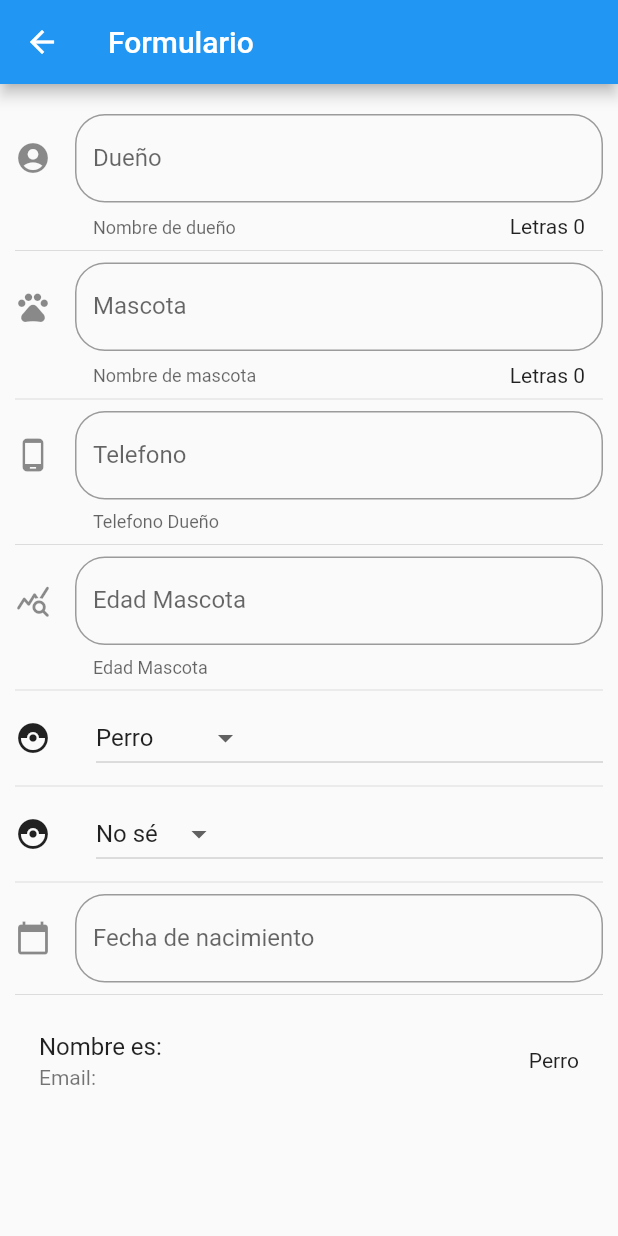
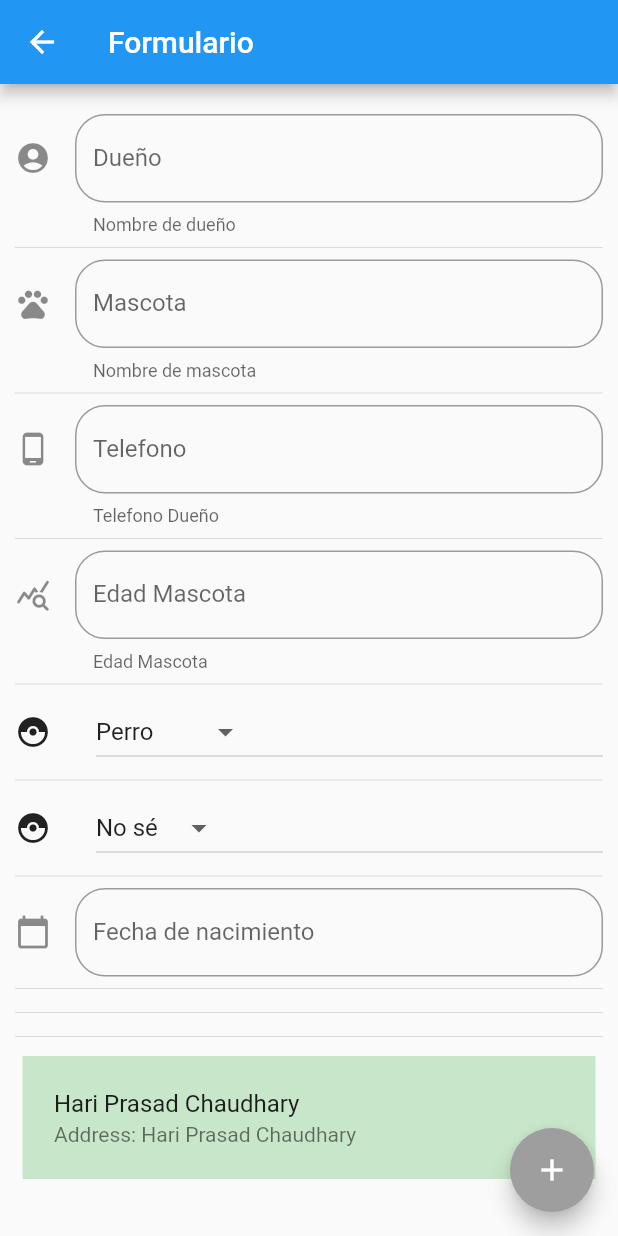
Before and after one commit to Erick1994Intecap/PrograVIII_parcial, a Flutter app: the InputPage screen opened by its route, on a phone screen of 412 x 824 dp. Run offline on Flutter 3.47's test engine with Material 2 defaults, Android fonts, the phone set to English and light mode, and no system bars.

Commit message:
Cambio
Cambio Final

```diff
--- a/lib/src/pages/input_page.dart
+++ b/lib/src/pages/input_page.dart
@@ -1,3 +1,5 @@
+import 'dart:async';
+
 import 'package:flutter/material.dart';
 
 class InputPage extends StatefulWidget {
@@ -10,6 +12,8 @@ class _InputPageState extends State<InputPage> {
   String _email = '';
   String _fecha = '';
 
+  bool _isLoading = false;
+
   String _opcionSeleccionada = 'Perro';
   String _sexoSeleccionado = 'No sé';
 
@@ -17,6 +21,33 @@ class _InputPageState extends State<InputPage> {
   List<String> _sexo = ['Macho', 'Hembra', 'No sé'];
 
   TextEditingController _inputFieldDateController = new TextEditingController();
+  final TextEditingController _duenioController = TextEditingController();
+  final TextEditingController _mascotaController = TextEditingController();
+  final TextEditingController _telDuenioController = TextEditingController();
+  final TextEditingController _edadMascotaController = TextEditingController();
+
+  List<String> strs = ["Hari Prasad Chaudhary"];
+
+  ScrollController _scrollController = new ScrollController();
+
+  @override
+  void initState() {
+    super.initState();
+
+    _scrollController.addListener(() {
+      if (_scrollController.position.pixels ==
+          _scrollController.position.maxScrollExtent) {
+        // _agregar10();
+        fetchData();
+      }
+    });
+  }
+
+  @override
+  void dispose() {
+    super.dispose();
+    _scrollController.dispose();
+  }
 
   @override
   Widget build(BuildContext context) {
@@ -26,18 +57,88 @@ class _InputPageState extends State<InputPage> {
       ),
       body: ListView(
         padding: EdgeInsets.symmetric(horizontal: 10.0, vertical: 20.0),
+        children: <Widget>[_crearForm(), Divider(), _listaPrueba()],
+      ),
+      floatingActionButton: FloatingActionButton(
+          child: const Icon(Icons.add),
+          backgroundColor: Colors.grey,
+          onPressed: () {
+            _boton();
+          }),
+    );
+  }
+
+  Widget _listaPrueba() {
+    return Column(
+        children: strs.map((userone) {
+      return Container(
+        child: ListTile(
+          title: Text(userone),
+          subtitle: Text("Address: " + userone),
+        ),
+        margin: EdgeInsets.all(5),
+        padding: EdgeInsets.all(5),
+        color: Colors.green[100],
+      );
+    }).toList());
+  }
+
+  Future<Null> fetchData() async {
+    _isLoading = true;
+    setState(() {});
+
+    final duration = new Duration(seconds: 2);
+    return new Timer(duration, respuestaHTTP);
+  }
+
+  void respuestaHTTP() {
+    _isLoading = false;
+
+    _scrollController.animateTo(_scrollController.position.pixels + 100,
+        curve: Curves.fastOutSlowIn, duration: Duration(milliseconds: 250));
+  }
+
+  void _limpiar() {
+    _duenioController.clear();
+    _mascotaController.clear();
+    _inputFieldDateController.clear();
+    _edadMascotaController.clear();
+    _telDuenioController.clear();
+  }
+
+  Widget _boton() {
+    return Row(mainAxisAlignment: MainAxisAlignment.end, children: <Widget>[
+      SizedBox(width: 30),
+      FloatingActionButton(
+          onPressed: _mensaje(),
+          child: Icon(Icons.exposure_zero),
+          backgroundColor: Colors.grey),
+      Expanded(child: SizedBox())
+    ]);
+  }
+
+  _mensaje() {
+    print("Estamos mal");
+    setState(() {
+      strs.add(_duenioController.text);
+      _limpiar();
+    });
+  }
+
+  Widget _crearForm() {
+    return Column(
       children: <Widget>[
         _crearInput('Nombre de dueño', 'Dueño', 'Nombre de dueño',
-              Icon(Icons.account_circle)),
+            Icon(Icons.account_circle), _duenioController),
         Divider(),
         _crearInput('Nombre de mascota', 'Mascota', 'Nombre de mascota',
-              Icon(Icons.pets)),
+            Icon(Icons.pets), _mascotaController),
         Divider(),
         _crearNumero('Telefono dueño', 'Telefono', 'Telefono Dueño',
-              Icon(Icons.phone_android)),
+            Icon(Icons.phone_android), _telDuenioController),
         Divider(),
         _crearNumero('Edad Mascota', 'Edad Mascota', 'Edad Mascota',
-              Icon(Icons.query_stats_rounded)),
+            Icon(Icons.query_stats_rounded), _edadMascotaController),
         Divider(),
         _crearRaza(),
         Divider(),
@@ -45,19 +146,19 @@ class _InputPageState extends State<InputPage> {
         Divider(),
         _crearFecha(context),
         Divider(),
-          _crearPersona()
+        //_crearPersona(),
+        Divider(),
       ],
-      ),
     );
   }
 
-  Widget _crearInput(hint, label, helper, Icon) {
+  Widget _crearInput(hint, label, helper, Icon, TextEditingController) {
     return TextField(
       // autofocus: true,
       textCapitalization: TextCapitalization.sentences,
+      controller: TextEditingController,
       decoration: InputDecoration(
           border: OutlineInputBorder(borderRadius: BorderRadius.circular(20.0)),
-          counter: Text('Letras ${_nombre.length}'),
           hintText: hint,
           labelText: label,
           helperText: helper,
@@ -70,9 +171,10 @@ class _InputPageState extends State<InputPage> {
     );
   }
 
-  Widget _crearNumero(hint, label, helper, Icon) {
+  Widget _crearNumero(hint, label, helper, Icon, TextEditingController) {
     return TextField(
         keyboardType: TextInputType.number,
+        controller: TextEditingController,
         decoration: InputDecoration(
             border:
                 OutlineInputBorder(borderRadius: BorderRadius.circular(20.0)),
```
Lines whose indentation alone changed are shown as unchanged.
